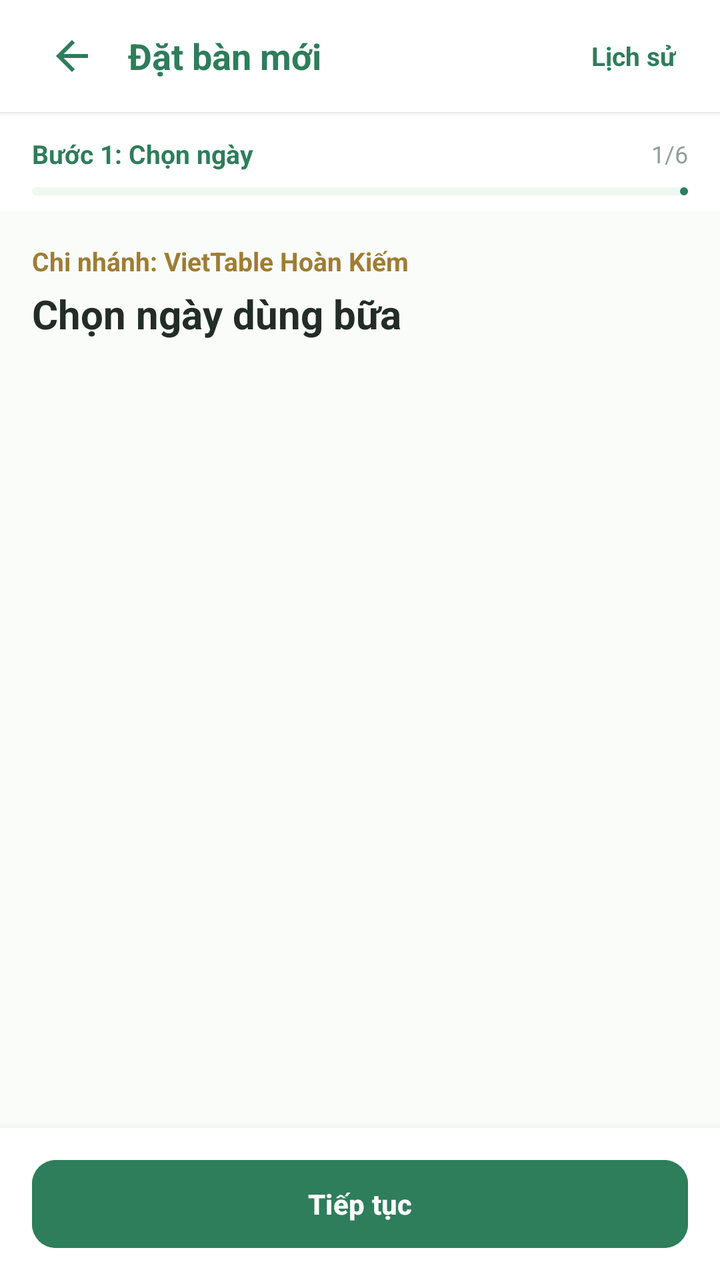
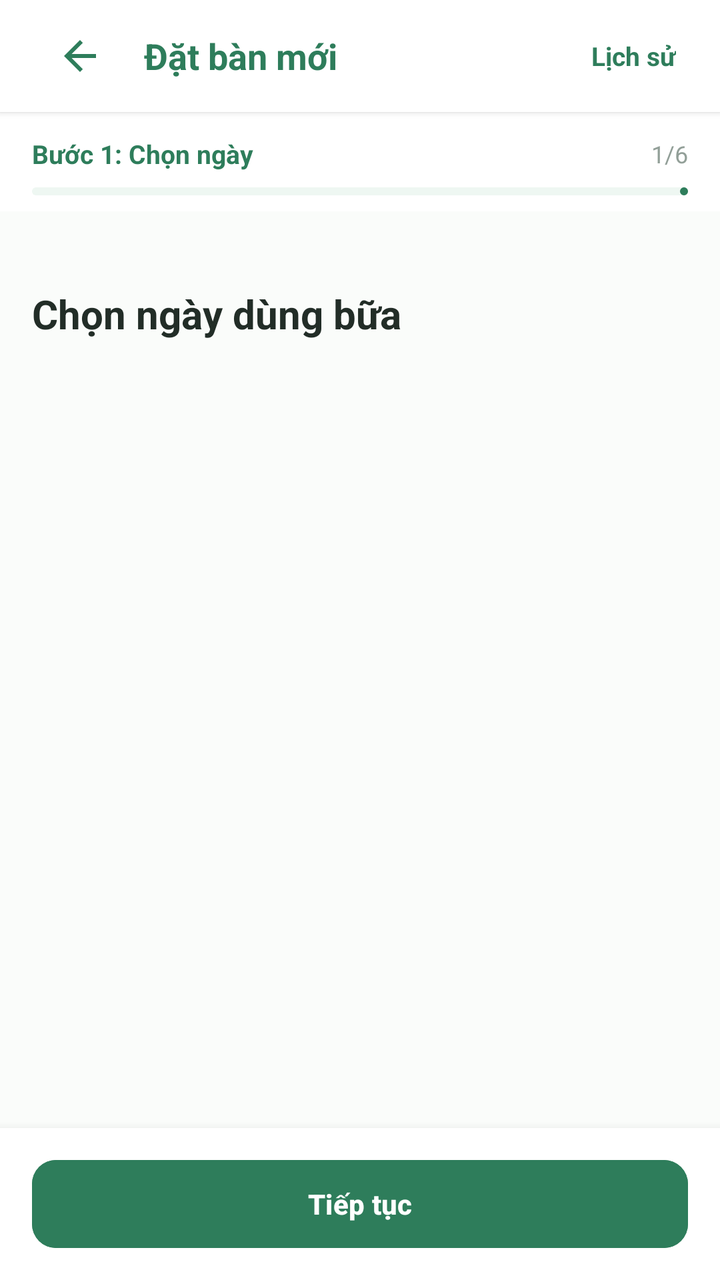

Screens rendered from an Android XML layout before and after an edit, with the pre-edit source and the edit as a unified diff.
<!-- AndroidManifest.xml: application theme Theme.VietTable -->
<!-- res/layout/fragment_res_date.xml -->
<?xml version="1.0" encoding="utf-8"?>
<LinearLayout
    xmlns:android="http://schemas.android.com/apk/res/android"
    xmlns:app="http://schemas.android.com/apk/res-auto"
    android:layout_width="match_parent"
    android:layout_height="match_parent"
    android:background="@color/bg_cream"
    android:orientation="vertical">

    
    <LinearLayout
        android:layout_width="match_parent"
        android:layout_height="wrap_content"
        android:minHeight="56dp"
        android:tag="safe_top"
        android:background="@color/surface"
        android:elevation="2dp"
        android:gravity="center_vertical"
        android:orientation="horizontal"
        android:paddingHorizontal="16dp">

        <ImageButton
            android:id="@+id/btnBack"
            android:layout_width="40dp"
            android:layout_height="40dp"
            android:background="?attr/selectableItemBackgroundBorderless"
            android:src="@drawable/ic_back"
            app:tint="@color/primary" />

        <TextView
            android:layout_width="0dp"
            android:layout_height="wrap_content"
            android:layout_marginStart="8dp"
            android:layout_weight="1"
            android:text="Đặt bàn mới"
            android:textColor="@color/primary"
            android:textSize="18sp"
            android:textStyle="bold" />

        <TextView
            android:id="@+id/btnHistoryShortcut"
            android:layout_width="wrap_content"
            android:layout_height="wrap_content"
            android:padding="6dp"
            android:text="Lịch sử"
            android:textColor="@color/primary"
            android:textSize="13sp"
            android:textStyle="bold" />
    </LinearLayout>

    <include
        android:id="@+id/wizardProgress"
        layout="@layout/view_wizard_progress" />

    <ScrollView
        android:layout_width="match_parent"
        android:layout_height="0dp"
        android:layout_weight="1"
        android:fillViewport="true">

        <LinearLayout
            android:layout_width="match_parent"
            android:layout_height="wrap_content"
            android:orientation="vertical"
            android:padding="16dp">

            <TextView
                android:id="@+id/tvBranchHeader"
                android:layout_width="match_parent"
                android:layout_height="wrap_content"
                android:text="Chi nhánh: VietTable Hoàn Kiếm"
                android:textColor="@color/accent_gold_dark"
                android:textSize="13sp"
                android:textStyle="bold" />

            <TextView
                android:layout_width="match_parent"
                android:layout_height="wrap_content"
                android:layout_marginTop="4dp"
                android:text="Chọn ngày dùng bữa"
                android:textColor="@color/text_primary"
                android:textSize="20sp"
                android:textStyle="bold" />

            
            <LinearLayout
                android:id="@+id/layoutDateCards"
                android:layout_width="match_parent"
                android:layout_height="wrap_content"
                android:layout_marginTop="16dp"
                android:orientation="vertical" />

        </LinearLayout>
    </ScrollView>

    
    <LinearLayout
        android:layout_width="match_parent"
        android:layout_height="wrap_content"
        android:minHeight="72dp"
        android:tag="safe_bottom"
        android:background="@color/surface"
        android:elevation="8dp"
        android:gravity="center"
        android:paddingHorizontal="16dp"
        android:paddingVertical="12dp">

        <com.google.android.material.button.MaterialButton
            android:id="@+id/btnContinue"
            style="@style/Widget.VietTable.Button.Primary"
            android:layout_width="match_parent"
            android:layout_height="wrap_content"
            android:text="@string/btn_continue" />
    </LinearLayout>

</LinearLayout>
<!-- res/layout/view_wizard_progress.xml (included above) -->
<?xml version="1.0" encoding="utf-8"?>
<LinearLayout
    xmlns:android="http://schemas.android.com/apk/res/android"
    xmlns:app="http://schemas.android.com/apk/res-auto"
    android:layout_width="match_parent"
    android:layout_height="wrap_content"
    android:background="@color/surface"
    android:orientation="vertical"
    android:paddingHorizontal="16dp"
    android:paddingTop="12dp"
    android:paddingBottom="8dp">

    <LinearLayout
        android:layout_width="match_parent"
        android:layout_height="wrap_content"
        android:gravity="center_vertical"
        android:orientation="horizontal">

        <TextView
            android:id="@+id/tvWizardStepName"
            android:layout_width="0dp"
            android:layout_height="wrap_content"
            android:layout_weight="1"
            android:text="Bước 1: Chọn ngày"
            android:textColor="@color/primary"
            android:textSize="13sp"
            android:textStyle="bold" />

        <TextView
            android:id="@+id/tvWizardStepFraction"
            android:layout_width="wrap_content"
            android:layout_height="wrap_content"
            android:text="1/6"
            android:textColor="@color/text_tertiary"
            android:textSize="12sp" />
    </LinearLayout>

    <com.google.android.material.progressindicator.LinearProgressIndicator
        android:id="@+id/progressWizard"
        android:layout_width="match_parent"
        android:layout_height="4dp"
        android:layout_marginTop="8dp"
        app:indicatorColor="@color/primary"
        app:trackColor="@color/primary_container"
        app:trackCornerRadius="2dp" />

</LinearLayout>
<!-- resources referenced by this layout -->
<resources>
  <color name="accent_gold_dark">#9E7D33</color>
  <color name="bg_cream">#FAFCFA</color>
  <color name="primary">#2E7D5B</color>
  <color name="primary_container">#EEF7F2</color>
  <color name="surface">#FFFFFF</color>
  <color name="text_primary">#222D27</color>
  <color name="text_tertiary">#929F98</color>
  <string name="btn_continue">Tiếp tục</string>
  <style name="Theme.VietTable" parent="Base.Theme.VietTable" />
  <dimen name="btn_height_primary">52dp</dimen>
  <dimen name="radius_medium">12dp</dimen>
  <style name="Base.Theme.VietTable" parent="Theme.Material3.Light.NoActionBar">
          
          <item name="colorPrimary">@color/primary</item>
          <item name="colorPrimaryDark">@color/primary_dark</item>
          <item name="colorOnPrimary">@color/on_primary</item>
          <item name="colorPrimaryContainer">@color/primary_container</item>
          <item name="colorOnPrimaryContainer">@color/on_primary_container</item>
  
          <item name="colorSecondary">@color/accent_gold</item>
          <item name="colorOnSecondary">@color/white</item>
          <item name="colorSecondaryContainer">@color/accent_gold_container</item>
          <item name="colorOnSecondaryContainer">@color/accent_gold_dark</item>
  
          <item name="android:colorBackground">@color/bg_cream</item>
          <item name="colorSurface">@color/surface</item>
          <item name="colorOnSurface">@color/text_primary</item>
          <item name="colorSurfaceVariant">@color/surface_variant</item>
  
          <item name="colorError">@color/semantic_error</item>
          <item name="colorOnError">@color/white</item>
  
          
          <item name="android:statusBarColor">@android:color/transparent</item>
          <item name="android:windowLightStatusBar">true</item>
          <item name="android:navigationBarColor">@android:color/transparent</item>
          <item name="android:windowLightNavigationBar">true</item>
  
          
          <item name="colorAccent">@color/primary</item>
          <item name="alertDialogTheme">@style/ThemeOverlay.VietTable.Dialog.Alert</item>
          <item name="materialAlertDialogTheme">@style/ThemeOverlay.VietTable.MaterialAlertDialog</item>
          <item name="buttonBarPositiveButtonStyle">@style/Widget.VietTable.Dialog.Button.Positive</item>
          <item name="buttonBarNegativeButtonStyle">@style/Widget.VietTable.Dialog.Button.Negative</item>
          <item name="buttonBarNeutralButtonStyle">@style/Widget.VietTable.Dialog.Button.Neutral</item>
          <item name="materialButtonStyle">@style/Widget.VietTable.Button.Primary</item>
          <item name="materialButtonOutlinedStyle">@style/Widget.VietTable.Button.Outlined</item>
          <item name="borderlessButtonStyle">@style/Widget.VietTable.Button.Text</item>
          <item name="materialCardViewStyle">@style/Widget.VietTable.Card</item>
          <item name="textInputStyle">@style/Widget.VietTable.TextInputLayout</item>
          <item name="toolbarStyle">@style/Widget.VietTable.Toolbar</item>
          <item name="bottomNavigationStyle">@style/Widget.VietTable.BottomNavigationView</item>
      </style>
  <dimen name="text_button">14sp</dimen>
  <color name="primary_dark">#24654A</color>
  <color name="on_primary">#FFFFFF</color>
  <color name="on_primary_container">#1B4E38</color>
  <color name="accent_gold">#CCA862</color>
  <color name="white">#FFFFFFFF</color>
  <color name="accent_gold_container">#FAF5EB</color>
  <color name="surface_variant">#F3F7F5</color>
  <color name="semantic_error">#D32F2F</color>
  <color name="text_secondary">#68766E</color>
  <color name="transparent">#00000000</color>
  <dimen name="radius_large">16dp</dimen>
  <dimen name="card_elevation">1.5dp</dimen>
  <color name="divider">#E9EFEB</color>
  <dimen name="card_stroke_width">1dp</dimen>
  <style name="TextAppearance.VietTable.BottomNav.Label" parent="TextAppearance.Material3.LabelSmall">
          <item name="android:textSize">11sp</item>
          <item name="android:textStyle">normal</item>
      </style>
  <!-- unchanged entries left out for length: 17 -->
</resources>

<!-- the commit's change to res/layout/fragment_res_date.xml (unified diff, before → after) -->
@@ -21,8 +21,9 @@
 
         <ImageButton
             android:id="@+id/btnBack"
-            android:layout_width="40dp"
-            android:layout_height="40dp"
+            android:layout_width="48dp"
+            android:layout_height="48dp"
+            android:contentDescription="@string/a11y_back"
             android:background="?attr/selectableItemBackgroundBorderless"
             android:src="@drawable/ic_back"
             app:tint="@color/primary" />
@@ -68,7 +69,7 @@
                 android:id="@+id/tvBranchHeader"
                 android:layout_width="match_parent"
                 android:layout_height="wrap_content"
-                android:text="Chi nhánh: VietTable Hoàn Kiếm"
+                android:text=""
                 android:textColor="@color/accent_gold_dark"
                 android:textSize="13sp"
                 android:textStyle="bold" />
<!-- resource entries referenced after the edit -->
@@ -7,6 +7,7 @@
   <color name="surface">#FFFFFF</color>
   <color name="text_primary">#222D27</color>
   <color name="text_tertiary">#929F98</color>
+  <string name="a11y_back">Quay lại</string>
   <string name="btn_continue">Tiếp tục</string>
   <style name="Theme.VietTable" parent="Base.Theme.VietTable" />
   <dimen name="btn_height_primary">52dp</dimen>
@@ -36,7 +37,6 @@
           <item name="android:statusBarColor">@android:color/transparent</item>
           <item name="android:windowLightStatusBar">true</item>
           <item name="android:navigationBarColor">@android:color/transparent</item>
-          <item name="android:windowLightNavigationBar">true</item>
   
           
           <item name="colorAccent">@color/primary</item>
